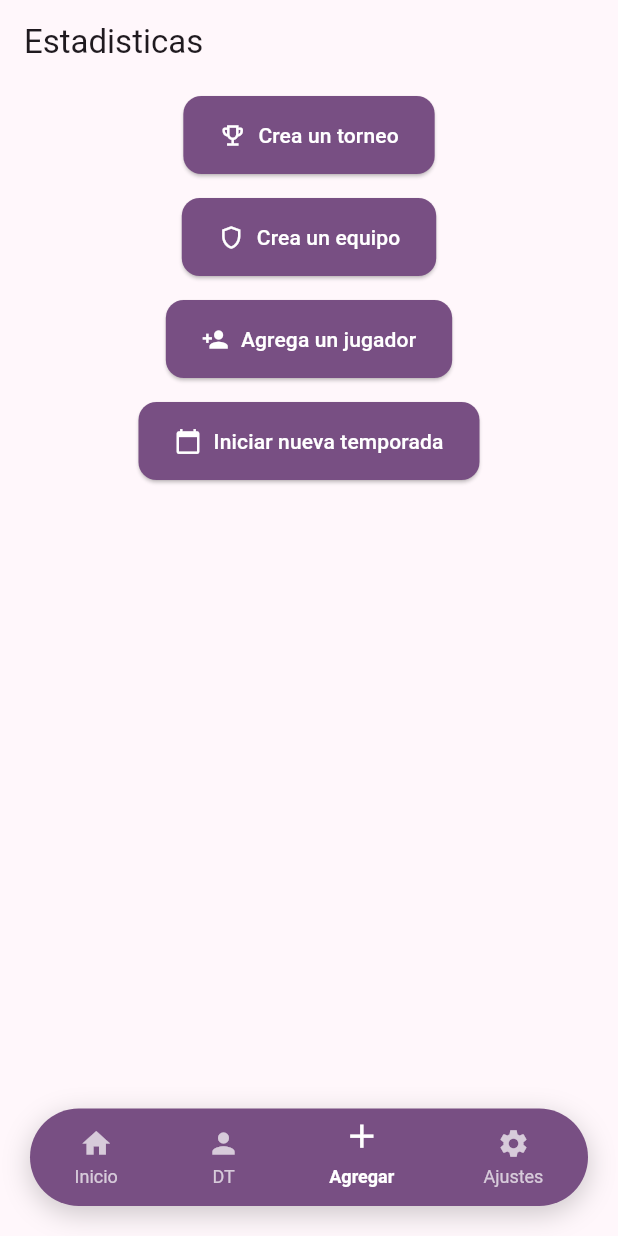
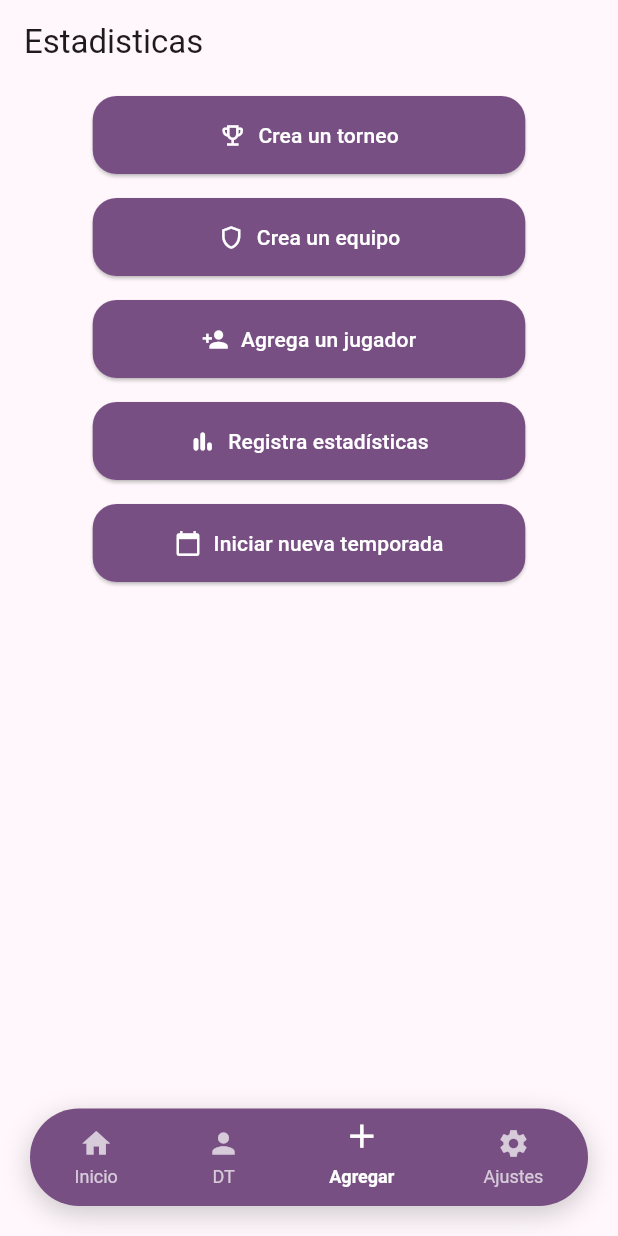
Before and after one commit to Brunox117/carrermodetracker, a Flutter app: the AddAllStatView screen opened by its route, on a phone screen of 412 x 824 dp. Run offline on Flutter 3.47's test engine with Material 3 defaults, Android fonts, the phone set to English and light mode, and no system bars; our stand-ins replace flutter_riverpod, go_router, image_picker, isar, shared_preferences; missing offline and left inert: drops; accounts and stored records are empty; generated files the repository leaves out were written again.

Commit message:
mejoras de UX en formularios

```diff
--- a/lib/presentation/views/add/add_all_stat_view.dart
+++ b/lib/presentation/views/add/add_all_stat_view.dart
@@ -39,6 +39,12 @@ class AddAllStatView extends StatelessWidget {
               ),
               _buildActionButton(
                 context,
+                icon: Icons.bar_chart_rounded,
+                text: 'Registra estadísticas',
+                onPressed: () => context.push('/add-all-stat-view/addstatview'),
+              ),
+              _buildActionButton(
+                context,
                 icon: Icons.calendar_today,
                 text: 'Iniciar nueva temporada',
                 onPressed: () =>
@@ -61,6 +67,8 @@ class AddAllStatView extends StatelessWidget {
 
     return Padding(
       padding: const EdgeInsets.symmetric(vertical: 8.0),
+      child: SizedBox(
+        width: MediaQuery.of(context).size.width * 0.7,
         child: ElevatedButton.icon(
           onPressed: () {
             onPressed();
@@ -70,9 +78,11 @@ class AddAllStatView extends StatelessWidget {
           style: ElevatedButton.styleFrom(
             backgroundColor: colors.primary,
             foregroundColor: colors.onPrimary,
-          padding: const EdgeInsets.symmetric(vertical: 16.0, horizontal: 24.0),
+            padding:
+                const EdgeInsets.symmetric(vertical: 16.0, horizontal: 24.0),
             shape: RoundedRectangleBorder(
-            borderRadius: BorderRadius.circular(12),
+              borderRadius: BorderRadius.circular(16),
+            ),
           ),
         ),
       ),
--- a/lib/presentation/views/config/config_view.dart
+++ b/lib/presentation/views/config/config_view.dart
@@ -1,5 +1,6 @@
 import 'package:carrermodetracker/presentation/providers/config/theme_provider.dart';
 import 'package:flutter/material.dart';
+import 'package:flutter/services.dart';
 import 'package:flutter_gen/gen_l10n/app_localizations.dart';
 import 'package:flutter_riverpod/flutter_riverpod.dart';
 import 'package:shared_preferences/shared_preferences.dart';
@@ -27,6 +28,7 @@ class ConfigView extends ConsumerWidget {
             ),
             value: isDarkMode,
             onChanged: (value) async {
+              HapticFeedback.lightImpact();
               final SharedPreferences prefs =
                   await SharedPreferences.getInstance();
               prefs.setBool('isDarkMode', value);
--- a/lib/presentation/views/team/team_overview_view.dart
+++ b/lib/presentation/views/team/team_overview_view.dart
@@ -27,7 +27,7 @@ class _TeamOverviewViewState extends ConsumerState<TeamOverviewView> {
   Widget build(BuildContext context) {
     return DefaultTabController(
       initialIndex: 1,
-      length: 3,
+      length: 2,
       child: Scaffold(
         appBar: AppBar(
           title: const Text('General'),
@@ -37,7 +37,7 @@ class _TeamOverviewViewState extends ConsumerState<TeamOverviewView> {
               Tab(
                 icon: Icon(Icons.auto_stories_sharp),
               ),
-              Tab(icon: Icon(Icons.add_circle_outline_sharp)),
+              //Tab(icon: Icon(Icons.add_circle_outline_sharp)),
             ],
           ),
         ),
@@ -45,7 +45,7 @@ class _TeamOverviewViewState extends ConsumerState<TeamOverviewView> {
           children: <Widget>[
             TeamPlayersOverview(id: widget.id),
             TeamView(id: widget.id),
-            RegisterMatchView(id: widget.id),
+            //RegisterMatchView(id: widget.id),
           ],
         ),
       ),
```
Also changed, not shown: lib/config/router/app_router.dart (+18 -0 lines), lib/presentation/views/home/add_team_view.dart (+11 -0 lines), lib/presentation/views/stats/add_stat_view.dart (+7 -6 lines). Lines whose indentation alone changed are shown as unchanged.
